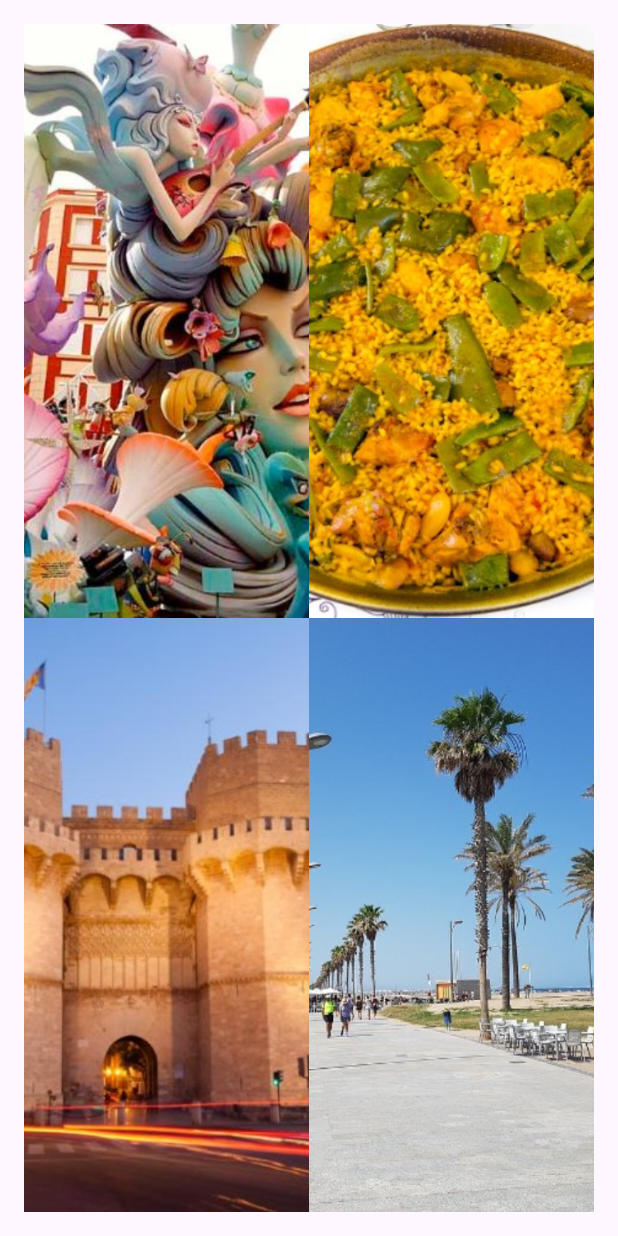
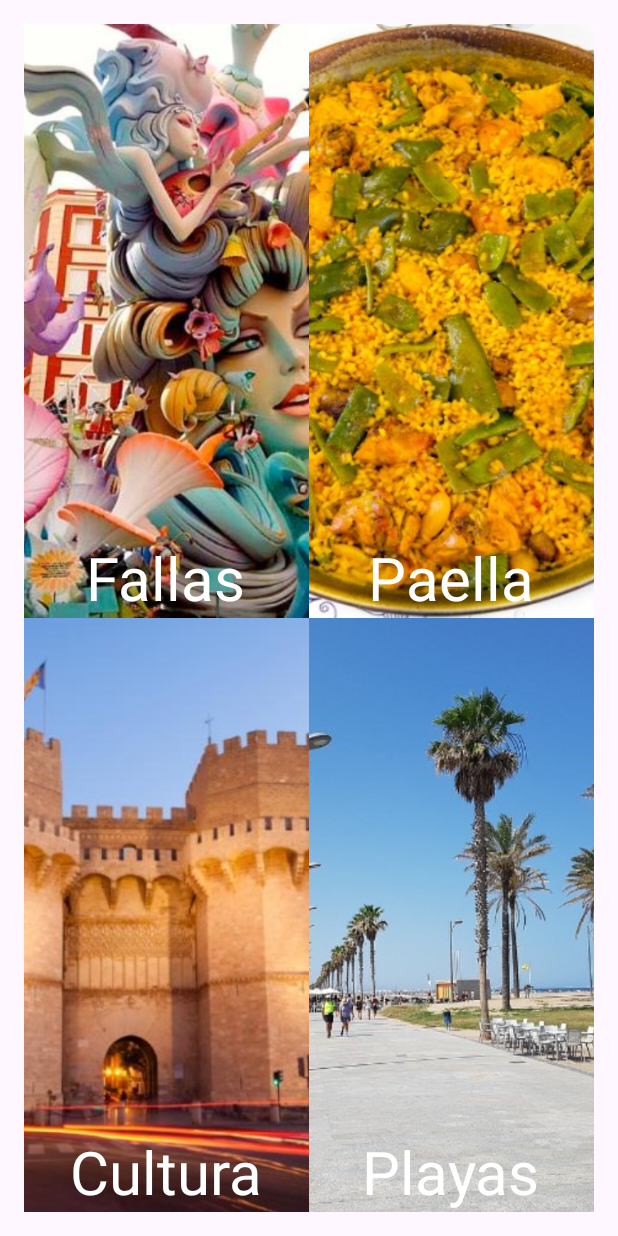
Before and after one commit to luisebt995/MultiScreen, an Android app: the screen it shows after launch (MainActivity), on a phone screen of 412 x 824 dp. Run offline under Robolectric (Android 15) with nearby library versions, the phone set to English and light mode, and no system bars.

Commit message:
Changes to add FrameLayout inside GridLayout and setup an ImageView and a TextView inside.

```diff
--- a/app/src/main/res/layout/activity_main.xml
+++ b/app/src/main/res/layout/activity_main.xml
@@ -10,14 +10,18 @@
     android:padding="16dp"
     tools:context=".MainActivity">
 
-    <ImageView
-        android:id="@+id/imageView1"
+    <FrameLayout
         android:layout_width="0dp"
         android:layout_height="0dp"
         android:layout_row="0"
         android:layout_rowWeight="1"
         android:layout_column="0"
-        android:layout_columnWeight="1"
+        android:layout_columnWeight="1">
+
+        <ImageView
+            android:id="@+id/imageView1"
+            android:layout_width="match_parent"
+            android:layout_height="match_parent"
             android:clickable="true"
             android:contentDescription="fallas"
             android:onClick="onImageClick"
@@ -25,14 +29,28 @@
             android:tag="image1"
             app:srcCompat="@drawable/image1" />
 
-    <ImageView
-        android:id="@+id/imageView2"
+        <TextView
+            android:id="@+id/textView1"
+            android:layout_width="wrap_content"
+            android:layout_height="wrap_content"
+            android:layout_gravity="bottom|center"
+            android:text="Fallas"
+            android:textColor="@color/white"
+            android:textSize="40sp" />
+    </FrameLayout>
+
+    <FrameLayout
         android:layout_width="0dp"
         android:layout_height="0dp"
         android:layout_row="0"
         android:layout_rowWeight="1"
         android:layout_column="1"
-        android:layout_columnWeight="1"
+        android:layout_columnWeight="1">
+
+        <ImageView
+            android:id="@+id/imageView2"
+            android:layout_width="match_parent"
+            android:layout_height="match_parent"
             android:clickable="true"
             android:contentDescription="paella"
             android:onClick="onImageClick"
@@ -40,14 +58,28 @@
             android:tag="image2"
             app:srcCompat="@drawable/image2" />
 
-    <ImageView
-        android:id="@+id/imageView3"
+        <TextView
+            android:id="@+id/textView2"
+            android:layout_width="wrap_content"
+            android:layout_height="wrap_content"
+            android:layout_gravity="bottom|center"
+            android:text="Paella"
+            android:textColor="@color/white"
+            android:textSize="40sp" />
+    </FrameLayout>
+
+    <FrameLayout
         android:layout_width="0dp"
         android:layout_height="0dp"
         android:layout_row="1"
         android:layout_rowWeight="1"
         android:layout_column="0"
-        android:layout_columnWeight="1"
+        android:layout_columnWeight="1">
+
+        <ImageView
+            android:id="@+id/imageView3"
+            android:layout_width="match_parent"
+            android:layout_height="match_parent"
             android:clickable="true"
             android:contentDescription="Serrano"
             android:onClick="onImageClick"
@@ -55,18 +87,43 @@
             android:tag="image3"
             app:srcCompat="@drawable/image3" />
 
-    <ImageView
-        android:id="@+id/imageView4"
+        <TextView
+            android:id="@+id/textView3"
+            android:layout_width="wrap_content"
+            android:layout_height="wrap_content"
+            android:layout_gravity="bottom|center"
+            android:text="Cultura"
+            android:textColor="@color/white"
+            android:textSize="40sp" />
+    </FrameLayout>
+
+    <FrameLayout
         android:layout_width="0dp"
         android:layout_height="0dp"
         android:layout_row="1"
         android:layout_rowWeight="1"
         android:layout_column="1"
-        android:layout_columnWeight="1"
+        android:layout_columnWeight="1">
+
+        <ImageView
+            android:id="@+id/imageView4"
+            android:layout_width="match_parent"
+            android:layout_height="match_parent"
             android:clickable="true"
             android:contentDescription="Patacona"
             android:onClick="onImageClick"
             android:scaleType="centerCrop"
             android:tag="image4"
             app:srcCompat="@drawable/image4" />
+
+        <TextView
+            android:id="@+id/textView4"
+            android:layout_width="wrap_content"
+            android:layout_height="wrap_content"
+            android:layout_gravity="bottom|center"
+            android:text="Playas"
+            android:textColor="@color/white"
+            android:textSize="40sp" />
+    </FrameLayout>
+
 </GridLayout>
```
Lines whose indentation alone changed are shown as unchanged.
